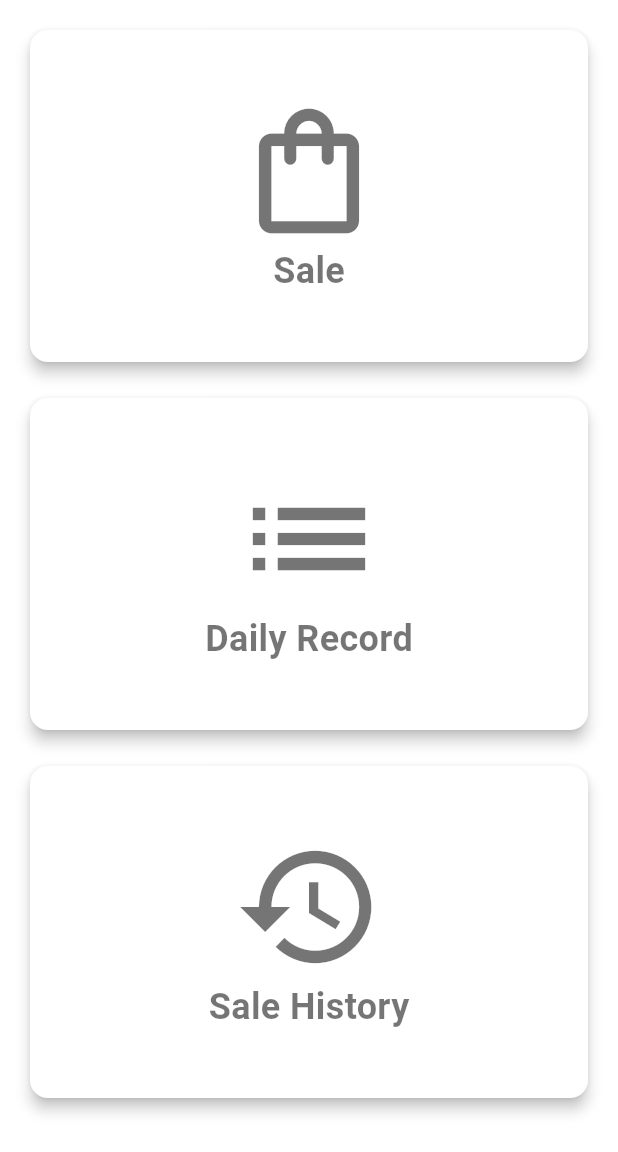
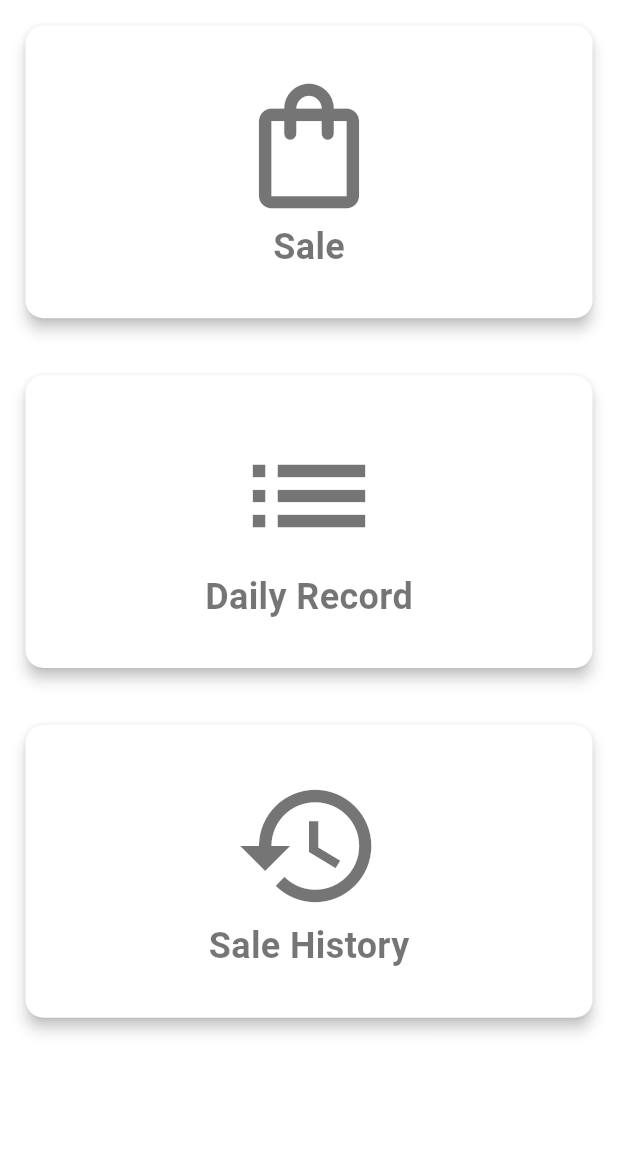
Before and after one commit to sumanc99/my_shop, a Flutter app: the screen it shows after launch, on a phone screen of 412 x 824 dp, the part 84-1236 px from its top. Run offline on Flutter 3.47's test engine with Material 3 defaults, Android fonts, the phone set to English and light mode, and no system bars.

```diff
--- a/lib/screens/home_screen.dart
+++ b/lib/screens/home_screen.dart
@@ -1,4 +1,4 @@
-// include the material package
+// lib/screens/home_page.dart (or wherever MyHomePage is)
 import 'package:flutter/material.dart';
 import "package:my_shop/widgets/SectionCard.dart";
 import 'package:my_shop/screens/sale_screen.dart';
@@ -18,11 +18,19 @@ class _MyHomePageState extends State<MyHomePage> {
     return Scaffold(
       appBar: AppBar(title: Text(widget.title)),
       body: Padding(
-        padding: const EdgeInsets.all(16.0),
-        child: Column(
+        padding: const EdgeInsets.all(13.0),
+        // Use GridView.count or GridView.builder
+        child: GridView.count(
+          crossAxisCount: 1, // One item per row (since they're full width)
+          mainAxisSpacing: 30.0, // Vertical spacing between cards
+          childAspectRatio: 1.9, // Adjust this ratio to control card height relative to width
+          shrinkWrap: true, // Important: Allows GridView to take only the space it needs
+          physics: const NeverScrollableScrollPhysics(), // If you don't want it to scroll internally
+
+
           children: [
             // section for sale
-            Sectioncard(
+            Sectioncard( // Sectioncard here should NOT return Expanded internally
               icon: Icons.shopping_bag_outlined,
               text: "Sale",
               onTap: () {
@@ -32,35 +40,29 @@ class _MyHomePageState extends State<MyHomePage> {
                 );
               },
             ),
-             const SizedBox(height:16.0),
             // Daily Record
-            Sectioncard(
+            Sectioncard( // Sectioncard here should NOT return Expanded internally
               icon: Icons.list,
               text: "Daily Record",
               onTap: () {
                 ScaffoldMessenger.of(context).showSnackBar(
-                  const SnackBar(content: Text('Sale section tapped!')),
+                  const SnackBar(content: Text('Daily Record tapped!')),
                 );
               },
             ),
-             const SizedBox(height:16.0),
             // section for sale history
-            Sectioncard(
+            Sectioncard( // Sectioncard here should NOT return Expanded internally
               icon: Icons.history,
               text: "Sale History",
               onTap: () {
                 ScaffoldMessenger.of(context).showSnackBar(
-                  const SnackBar(content: Text('Sale section tapped!')),
+                  const SnackBar(content: Text('Sale History tapped!')),
                 );
               },
             ),
-             const SizedBox(height:16.0)
-          ]
+          ],
         ),
-      )
+      ),
     );
   }
-
-
-
 }
--- a/lib/widgets/SectionCard.dart
+++ b/lib/widgets/SectionCard.dart
@@ -1,48 +1,30 @@
-// importing the material components and designs
+// lib/widgets/SectionCard.dart
 import 'package:flutter/material.dart';
 
-class Sectioncard extends StatelessWidget{
+class Sectioncard extends StatelessWidget {
+  final IconData icon;
+  final String text;
+  final VoidCallback onTap;
 
-  final IconData icon; //hold the icon of a particular section
-  final String text; // hold the text of a particular section
-  final VoidCallback onTap; // hold a function
-
-  // constructure and what it take
-  const Sectioncard(
-    {
+  const Sectioncard({
     super.key,
     required this.icon,
     required this.text,
     required this.onTap,
-    }
-    );
-    // creating a widget of the stateless class
+  });
+
   @override
-    Widget build(BuildContext context){
-      // returning an expanded child
-      return Expanded(
-        // holding gesture detector as a child
-        child:GestureDetector(
-          // way of detecting when user tap the section
+  Widget build(BuildContext context) {
+    return GestureDetector(
       onTap: onTap,
-          // card that contain the section icon and text
       child: Card(
-            // a bit of shadow for the card
         elevation: 4.0,
-            // give the card a rectangular look and some curve border
         shape: RoundedRectangleBorder(
-              // the size of the border curve
           borderRadius: BorderRadius.circular(12.0),
         ),
-            // the content that the card hold as a child
-            // also the content will be center
         child: Center(
-              // what the is being centered
-              // put the content in a column
           child: Column(
-                // put all the content in the center of it axis
             mainAxisAlignment: MainAxisAlignment.center,
-                // now the content as children of column
             children: [
               Icon(
                 icon,
@@ -54,19 +36,12 @@ class Sectioncard extends StatelessWidget{
                 style: const TextStyle(
                   fontSize: 24.0,
                   fontWeight: FontWeight.bold,
-                      // color: Colors.black54,
                 ),
               ),
             ],
-              )
           ),
         ),
       ),
     );
   }
-
-
-
-
-
 }
```
Also changed, not shown: lib/models/sales_entry.dart (added, +8 -0 lines), lib/screens/sale_screen.dart (+50 -106 lines), lib/utils/input_parser.dart (added, +110 -0 lines), lib/widgets/SalechatList.dart (added, +31 -0 lines), lib/widgets/SalechatTotal.dart (added, +27 -0 lines), lib/widgets/SaleinputField.dart (added, +58 -0 lines), lib/widgets/chatBubble.dart (added, +49 -0 lines). Lines whose indentation alone changed are shown as unchanged.
